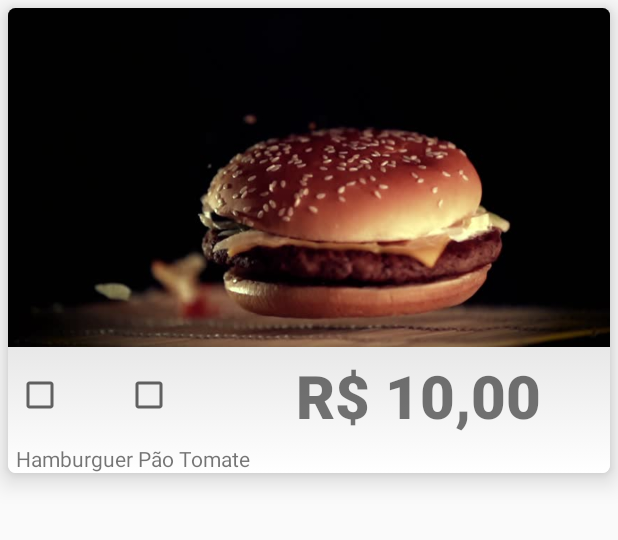
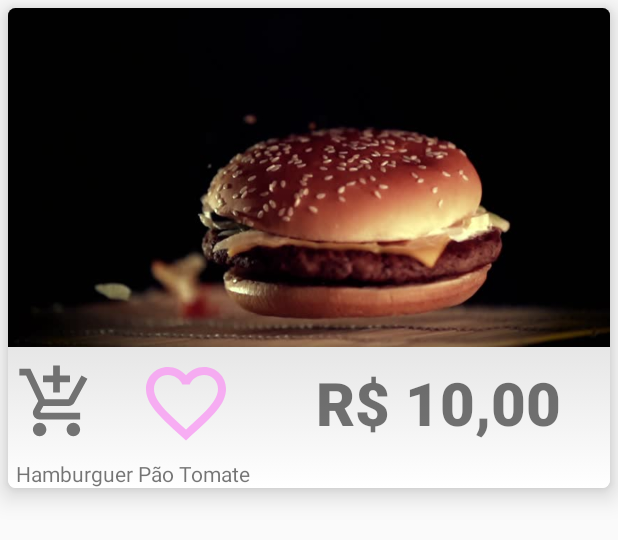
Before and after one commit to phelipp/i-starve, an Android app: the layout card_loja.xml on its own in the app's theme, with its tools: preview values and no code run, on a phone screen of 412 x 824 dp. Shown: the top 540 px of the screen. Run offline under Robolectric (Android 15) with nearby library versions, the phone set to English and light mode, and no system bars.

```diff
--- /dev/null
+++ b/app/src/main/res/drawable-anydpi/ic_action_add_shopping.xml
@@ -0,0 +1,27 @@
+<selector  xmlns:android="http://schemas.android.com/apk/res/android">
+    <item android:state_checked="false">
+        <vector android:width="54dp"
+            android:height="54dp"
+            android:viewportWidth="24"
+            android:viewportHeight="24"
+            android:tint="#525252"
+            android:alpha="0.8">
+            <path
+                android:fillColor="#FF000000"
+                android:pathData="M11,9h2L13,6h3L16,4h-3L13,1h-2v3L8,4v2h3v3zM7,18c-1.1,0 -1.99,0.9 -1.99,2S5.9,22 7,22s2,-0.9 2,-2 -0.9,-2 -2,-2zM17,18c-1.1,0 -1.99,0.9 -1.99,2s0.89,2 1.99,2 2,-0.9 2,-2 -0.9,-2 -2,-2zM7.17,14.75l0.03,-0.12 0.9,-1.63h7.45c0.75,0 1.41,-0.41 1.75,-1.03l3.86,-7.01L19.42,4h-0.01l-1.1,2 -2.76,5L8.53,11l-0.13,-0.27L6.16,6l-0.95,-2 -0.94,-2L1,2v2h2l3.6,7.59 -1.35,2.45c-0.16,0.28 -0.25,0.61 -0.25,0.96 0,1.1 0.9,2 2,2h12v-2L7.42,15c-0.13,0 -0.25,-0.11 -0.25,-0.25z"/>
+        </vector>
+    </item>
+    <item android:state_checked="true">
+        <vector
+            android:width="64dp"
+            android:height="64dp"
+            android:viewportWidth="24"
+            android:viewportHeight="24"
+            android:tint="#03A9F4"
+            android:alpha="0.8">
+            <path
+                android:fillColor="#FF000000"
+                android:pathData="M11,9h2L13,6h3L16,4h-3L13,1h-2v3L8,4v2h3v3zM7,18c-1.1,0 -1.99,0.9 -1.99,2S5.9,22 7,22s2,-0.9 2,-2 -0.9,-2 -2,-2zM17,18c-1.1,0 -1.99,0.9 -1.99,2s0.89,2 1.99,2 2,-0.9 2,-2 -0.9,-2 -2,-2zM7.17,14.75l0.03,-0.12 0.9,-1.63h7.45c0.75,0 1.41,-0.41 1.75,-1.03l3.86,-7.01L19.42,4h-0.01l-1.1,2 -2.76,5L8.53,11l-0.13,-0.27L6.16,6l-0.95,-2 -0.94,-2L1,2v2h2l3.6,7.59 -1.35,2.45c-0.16,0.28 -0.25,0.61 -0.25,0.96 0,1.1 0.9,2 2,2h12v-2L7.42,15c-0.13,0 -0.25,-0.11 -0.25,-0.25z"/>
+        </vector>
+    </item>
+</selector>
--- /dev/null
+++ b/app/src/main/res/drawable-anydpi/ic_action_favorite_border.xml
@@ -0,0 +1,27 @@
+<selector xmlns:android="http://schemas.android.com/apk/res/android">
+<item android:state_checked="false">
+    <vector xmlns:android="http://schemas.android.com/apk/res/android"
+        android:width="64dp"
+    android:height="64dp"
+    android:viewportWidth="24"
+    android:viewportHeight="24"
+    android:tint="#F79BF2"
+    android:alpha="0.8">
+    <path
+        android:fillColor="#FF000000"
+        android:pathData="M16.5,3c-1.74,0 -3.41,0.81 -4.5,2.09C10.91,3.81 9.24,3 7.5,3 4.42,3 2,5.42 2,8.5c0,3.78 3.4,6.86 8.55,11.54L12,21.35l1.45,-1.32C18.6,15.36 22,12.28 22,8.5 22,5.42 19.58,3 16.5,3zM12.1,18.55l-0.1,0.1 -0.1,-0.1C7.14,14.24 4,11.39 4,8.5 4,6.5 5.5,5 7.5,5c1.54,0 3.04,0.99 3.57,2.36h1.87C13.46,5.99 14.96,5 16.5,5c2,0 3.5,1.5 3.5,3.5 0,2.89 -3.14,5.74 -7.9,10.05z"/>
+</vector>
+</item>
+    <item android:state_checked="true">
+        <vector xmlns:android="http://schemas.android.com/apk/res/android" android:width="24dp"
+            android:height="24dp"
+            android:viewportWidth="64"
+            android:viewportHeight="64"
+            android:tint="#3D333B"
+            android:alpha="0.8">
+            <path
+                android:fillColor="#FF000000"
+                android:pathData="M16.5,3c-1.74,0 -3.41,0.81 -4.5,2.09C10.91,3.81 9.24,3 7.5,3 4.42,3 2,5.42 2,8.5c0,3.78 3.4,6.86 8.55,11.54L12,21.35l1.45,-1.32C18.6,15.36 22,12.28 22,8.5 22,5.42 19.58,3 16.5,3zM12.1,18.55l-0.1,0.1 -0.1,-0.1C7.14,14.24 4,11.39 4,8.5 4,6.5 5.5,5 7.5,5c1.54,0 3.04,0.99 3.57,2.36h1.87C13.46,5.99 14.96,5 16.5,5c2,0 3.5,1.5 3.5,3.5 0,2.89 -3.14,5.74 -7.9,10.05z"/>
+        </vector>
+    </item>
+</selector>
--- a/app/src/main/res/layout/card_loja.xml
+++ b/app/src/main/res/layout/card_loja.xml
@@ -34,21 +34,23 @@
             android:padding="5dp"
             >
             <CheckBox
+                android:id="@+id/add_card"
                 android:layout_width="wrap_content"
                 android:layout_height="wrap_content"
-                android:id="@+id/add_card"
                 android:layout_weight="1"
                 android:layout_gravity="center_vertical"
-
+                android:button="@drawable/ic_action_add_shopping"
 
                 />
+
             <CheckBox
+                android:id="@+id/favorito"
                 android:layout_width="wrap_content"
                 android:layout_height="wrap_content"
 
+                android:layout_gravity="center_vertical"
                 android:layout_weight="1"
-                android:layout_gravity="center_vertical"
-                />
+                android:button="@drawable/ic_action_favorite_border" />
 
             <TextView
                 android:layout_width="wrap_content"
```
Also changed, not shown: app/src/main/res/drawable-hdpi/ic_action_add_shopping.png (added), app/src/main/res/drawable-hdpi/ic_action_favorite_border.png (added), app/src/main/res/drawable-mdpi/ic_action_add_shopping.png (added), app/src/main/res/drawable-mdpi/ic_action_favorite_border.png (added), app/src/main/res/drawable-xhdpi/ic_action_add_shopping.png (added), app/src/main/res/drawable-xhdpi/ic_action_favorite_border.png (added), app/src/main/res/drawable-xxhdpi/ic_action_add_shopping.png (added), app/src/main/res/drawable-xxhdpi/ic_action_favorite_border.png (added).
